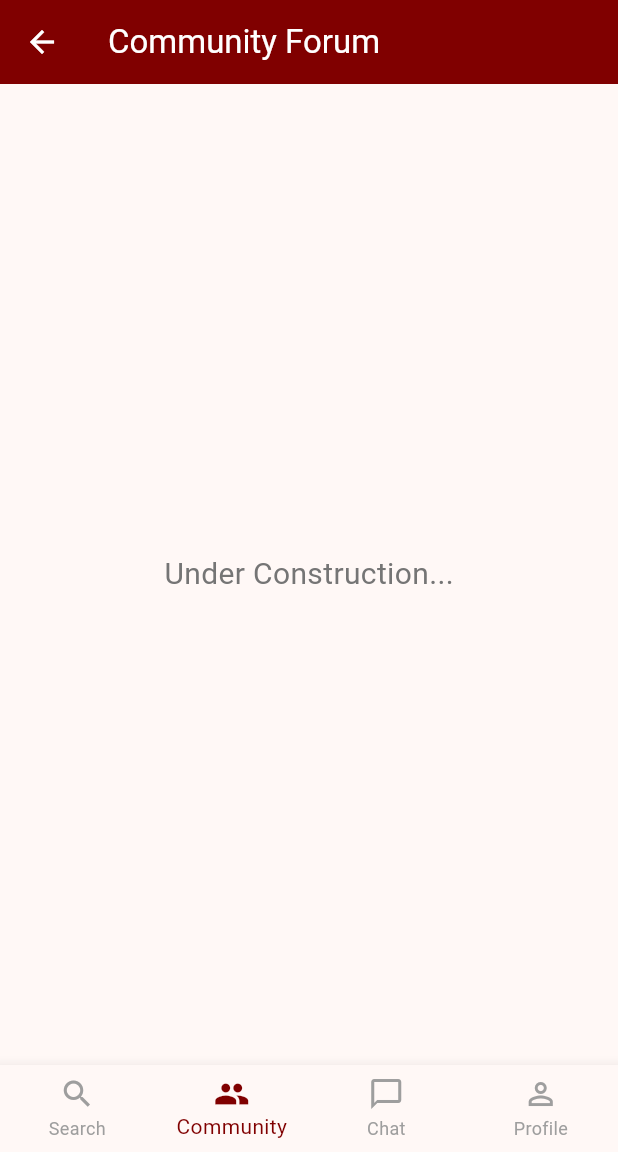
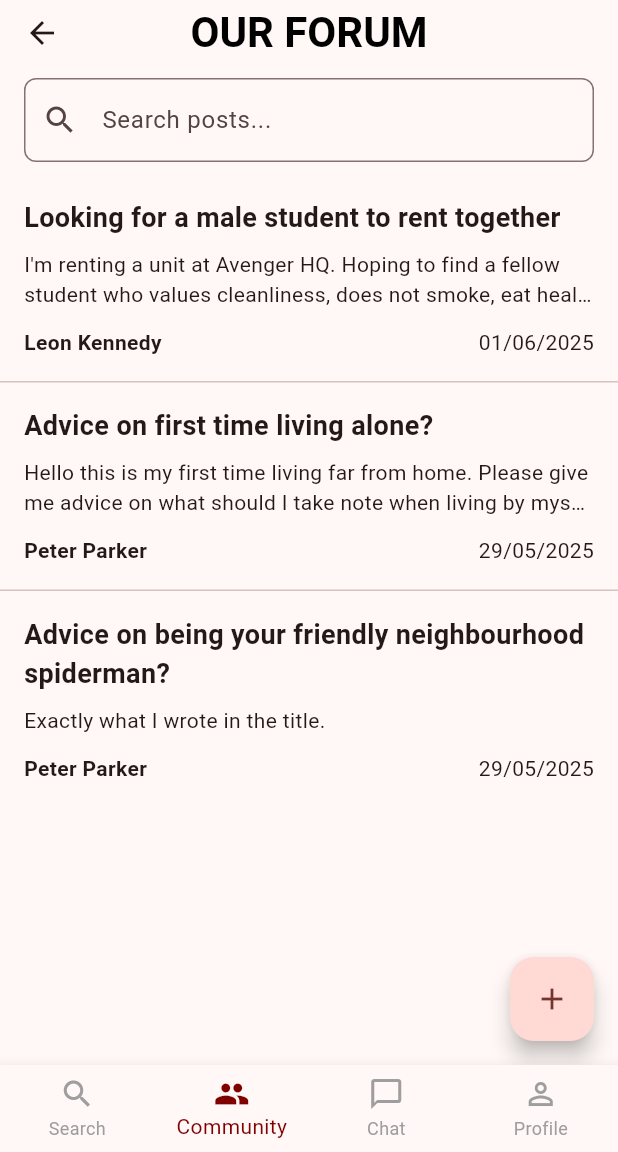
Before and after one commit to TansimJ/DormBuddy, a Flutter app: the StudentDashboard screen opened by its route, item 2 of the bottom bar chosen, on a phone screen of 412 x 824 dp, the part 84-1236 px from its top. Run offline on Flutter 3.47's test engine with Material 3 defaults, Android fonts, the phone set to English and light mode, and no system bars; our stand-ins replace firebase_core, image_picker; accounts and stored records are empty.

Commit message:
Basic Community Forum Page

```diff
--- /dev/null
+++ b/lib/pages/community_forum/mainforum.dart
@@ -0,0 +1,133 @@
+import 'package:flutter/material.dart';
+import 'post_card.dart';
+import 'post_details.dart';
+
+class ForumPage extends StatefulWidget {
+  const ForumPage({super.key});
+
+  @override
+  State<ForumPage> createState() => _ForumPageState();
+}
+
+class _ForumPageState extends State<ForumPage> {
+  final List<PostCard> allPosts = [
+    PostCard(
+      title: 'Looking for a male student to rent together',
+      content: 'I\'m renting a unit at Avenger HQ. Hoping to find a fellow student who values cleanliness, does not smoke, eat healthy.',
+      author: 'Leon Kennedy',
+      date: '01/06/2025',
+    ),
+    PostCard(
+      title: 'Advice on first time living alone?',
+      content: 'Hello this is my first time living far from home. Please give me advice on what should I take note when living by myself.',
+      author: 'Peter Parker',
+      date: '29/05/2025',
+    ),
+    PostCard(
+      title: 'Advice on being your friendly neighbourhood spiderman?',
+      content: 'Exactly what I wrote in the title.',
+      author: 'Peter Parker',
+      date: '29/05/2025',
+    ),
+  ];
+
+  final TextEditingController _searchController = TextEditingController();
+  String searchQuery = '';
+
+  List<PostCard> get filteredPosts {
+    if (searchQuery.isEmpty) return allPosts;
+
+    return allPosts.where((post) {
+      return post.title.toLowerCase().contains(searchQuery.toLowerCase()) ||
+             post.content.toLowerCase().contains(searchQuery.toLowerCase());
+    }).toList();
+  }
+
+  void _navigateToPostDetail(PostCard post) {
+    Navigator.push(
+      context,
+      MaterialPageRoute(
+        builder: (context) => PostDetailPage(post: post),
+      ),
+    );
+  }
+
+  @override
+  void dispose() {
+    _searchController.dispose();
+    super.dispose();
+  }
+
+  @override
+  Widget build(BuildContext context) {
+    return Scaffold(
+      appBar: AppBar(
+        title: const Text(
+          'OUR FORUM',
+          style: TextStyle(
+            fontSize: 28,
+            fontWeight: FontWeight.bold,
+            color: Colors.black,
+          ),
+        ),
+        centerTitle: true,
+        bottom: PreferredSize(
+          preferredSize: const Size.fromHeight(60),
+          child: Padding(
+            padding: const EdgeInsets.symmetric(horizontal: 16, vertical: 8),
+            child: TextField(
+              controller: _searchController,
+              decoration: InputDecoration(
+                hintText: 'Search posts...',
+                prefixIcon: const Icon(Icons.search),
+                border: OutlineInputBorder(
+                  borderRadius: BorderRadius.circular(8),
+                ),
+                suffixIcon: searchQuery.isNotEmpty
+                    ? IconButton(
+                        icon: const Icon(Icons.clear),
+                        onPressed: () {
+                          _searchController.clear();
+                          setState(() {
+                            searchQuery = '';
+                          });
+                        },
+                      )
+                    : null,
+              ),
+              onChanged: (value) {
+                setState(() {
+                  searchQuery = value;
+                });
+              },
+            ),
+          ),
+        ),
+      ),
+      floatingActionButton: FloatingActionButton(
+        onPressed: () {
+          // Implement create new post functionality
+        },
+        child: const Icon(Icons.add),
+      ),
+      body: filteredPosts.isEmpty && searchQuery.isNotEmpty
+          ? const Center(
+              child: Text('No posts match your search'),
+            )
+          : ListView.separated(
+              itemCount: filteredPosts.length,
+              separatorBuilder: (context, index) => const Divider(height: 1),
+              itemBuilder: (context, index) {
+                final post = filteredPosts[index];
+                return PostCard(
+                  title: post.title,
+                  content: post.content,
+                  author: post.author,
+                  date: post.date,
+                  onTap: () => _navigateToPostDetail(post),
+                );
+              },
+            ),
+    );
+  }
+}
--- /dev/null
+++ b/lib/pages/community_forum/post_card.dart
@@ -0,0 +1,60 @@
+// post_card.dart
+import 'package:flutter/material.dart';
+
+class PostCard extends StatelessWidget {
+  final String title;
+  final String content;
+  final String author;
+  final String date;
+  final VoidCallback? onTap;
+
+  const PostCard({
+    super.key,
+    required this.title,
+    required this.content,
+    required this.author,
+    required this.date,
+    this.onTap,
+  });
+
+  @override
+  Widget build(BuildContext context) {
+    return InkWell(
+      onTap: onTap,
+      child: Padding(
+        padding: const EdgeInsets.all(16.0),
+        child: Column(
+          crossAxisAlignment: CrossAxisAlignment.start,
+          children: [
+            Text(
+              title,
+              style: const TextStyle(
+                fontSize: 18,
+                fontWeight: FontWeight.bold,
+              ),
+            ),
+            const SizedBox(height: 8),
+            Text(
+              content,
+              maxLines: 2,
+              overflow: TextOverflow.ellipsis,
+            ),
+            const SizedBox(height: 12),
+            Row(
+              mainAxisAlignment: MainAxisAlignment.spaceBetween,
+              children: [
+                Text(
+                  author,
+                  style: const TextStyle(
+                    fontWeight: FontWeight.bold,
+                  ),
+                ),
+                Text(date),
+              ],
+            ),
+          ],
+        ),
+      ),
+    );
+  }
+}
--- a/lib/pages/dashboard/student/communityforum.dart
+++ /dev/null
@@ -1,24 +0,0 @@
-import 'package:flutter/material.dart';
-
-class CommunityForum extends StatelessWidget {
-  const CommunityForum({super.key});
-
-
-//PLACEHOLDER FOR NOW
-  @override
-  Widget build(BuildContext context) {
-    return Scaffold(
-      appBar: AppBar(
-        title: const Text('Community Forum'),
-        backgroundColor: const Color(0xFF800000),
-        foregroundColor: Colors.white,
-      ),
-      body: Center(
-        child: Text(
-          'Under Construction...',
-          style: TextStyle(fontSize: 20, color: Colors.grey[600]),
-        ),
-      ),
-    );
-  }
-}
--- a/lib/pages/dashboard/student/profile.dart
+++ b/lib/pages/dashboard/student/profile.dart
@@ -1,5 +1,5 @@
 import 'package:flutter/material.dart';
-import 'appbar.dart';
+import '../../../widgets/appbar.dart';
 import 'bottombar.dart';
 
 class StudentProfilePage extends StatefulWidget {
--- a/lib/pages/dashboard/student/searchpage.dart
+++ b/lib/pages/dashboard/student/searchpage.dart
@@ -1,5 +1,5 @@
 import 'package:flutter/material.dart';
-import './appbar.dart';
+import '../../../widgets/appbar.dart';
 import './viewproperty.dart';
 
 class SearchPage extends StatefulWidget {
--- a/lib/pages/dashboard/student/viewproperty.dart
+++ b/lib/pages/dashboard/student/viewproperty.dart
@@ -1,5 +1,5 @@
 import 'package:flutter/material.dart';
-import './appbar.dart';
+import '../../../widgets/appbar.dart';
 import './photogallery.dart';
 
 //USELESS PAGE
--- a/lib/pages/dashboard/student_dashboard.dart
+++ b/lib/pages/dashboard/student_dashboard.dart
@@ -1,7 +1,8 @@
+import 'package:dorm_buddy/pages/community_forum/mainforum.dart';//imported for the main forum page
 import 'package:flutter/material.dart';
-import './student/appbar.dart';
+import '../../widgets/appbar.dart';
 import './student/bottombar.dart';
-import 'student/communityforum.dart';
+//import 'student/communityforum.dart';
 import './student/searchpage.dart';
 import './student/profile.dart';
 import './student/viewproperty.dart';
@@ -187,7 +188,7 @@ class _StudentDashboardState extends State<StudentDashboard> {
 
   List<Widget> get _pages => [
         _buildHomePage(),
-        const CommunityForum(),
+        const ForumPage(),
         const ChatPage(),
         const StudentProfilePage(),
       ];
```
Also changed, not shown: lib/main.dart (+15 -2 lines), lib/pages/community_forum/forum_actions.dart (added, +80 -0 lines), lib/pages/community_forum/post_details.dart (added, +52 -0 lines), lib/widgets/appbar.dart (renamed from lib/pages/dashboard/student/appbar.dart), 5 other files.
